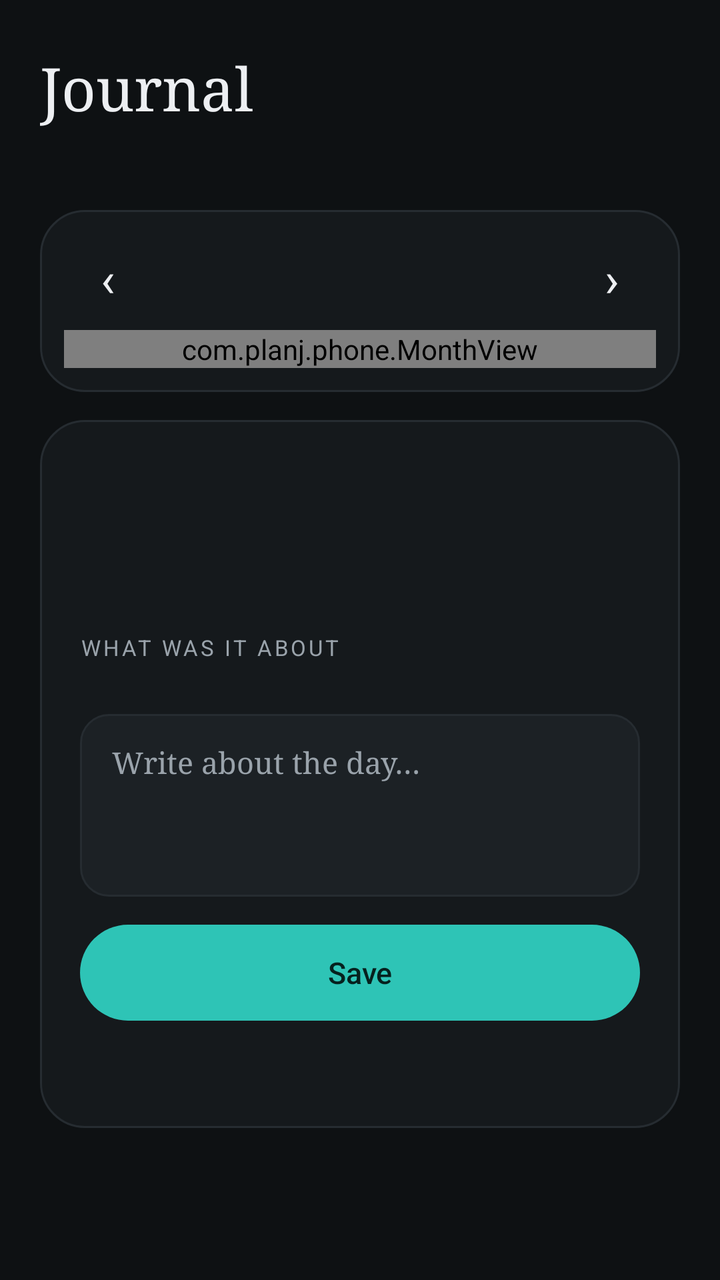
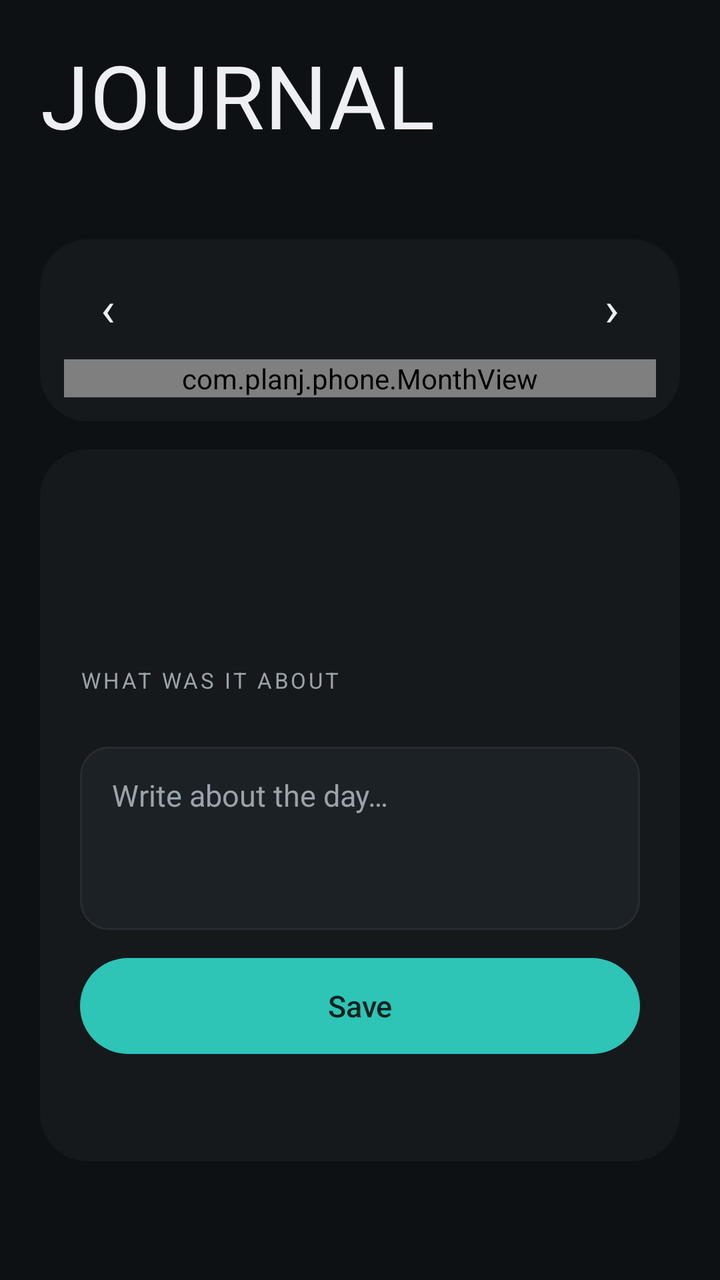

An Android layout rendered at two revisions. The XML below is the earlier revision; the diff shows what the commit changed to produce the second picture.
<!-- AndroidManifest.xml: application theme Theme.Planj -->
<!-- res/layout/tab_journal.xml -->
<?xml version="1.0" encoding="utf-8"?>
<ScrollView xmlns:android="http://schemas.android.com/apk/res/android"
    android:layout_width="match_parent"
    android:layout_height="match_parent"
    android:fillViewport="true"
    android:scrollbars="none">

    <LinearLayout
        android:layout_width="match_parent"
        android:layout_height="wrap_content"
        android:orientation="vertical"
        android:paddingHorizontal="20dp"
        android:paddingTop="24dp"
        android:paddingBottom="24dp">

        <TextView
            android:layout_width="wrap_content"
            android:layout_height="wrap_content"
            android:fontFamily="serif"
            android:text="Journal"
            android:textColor="@color/text"
            android:textSize="30sp" />

        <TextView
            android:id="@+id/journal_summary"
            android:layout_width="wrap_content"
            android:layout_height="wrap_content"
            android:layout_marginTop="4dp"
            android:textColor="@color/muted"
            android:textSize="13sp" />

        
        <LinearLayout
            android:layout_width="match_parent"
            android:layout_height="wrap_content"
            android:layout_marginTop="20dp"
            android:background="@drawable/card_bg"
            android:orientation="vertical"
            android:paddingHorizontal="12dp"
            android:paddingVertical="12dp">

            <LinearLayout
                android:layout_width="match_parent"
                android:layout_height="wrap_content"
                android:gravity="center_vertical"
                android:orientation="horizontal">

                <TextView
                    android:id="@+id/month_prev"
                    android:layout_width="44dp"
                    android:layout_height="44dp"
                    android:background="@drawable/btn_text"
                    android:gravity="center"
                    android:text="‹"
                    android:textColor="@color/text"
                    android:textSize="24sp" />

                <TextView
                    android:id="@+id/month_title"
                    android:layout_width="0dp"
                    android:layout_height="wrap_content"
                    android:layout_weight="1"
                    android:fontFamily="sans-serif-medium"
                    android:gravity="center"
                    android:textColor="@color/text"
                    android:textSize="15sp" />

                <TextView
                    android:id="@+id/month_next"
                    android:layout_width="44dp"
                    android:layout_height="44dp"
                    android:background="@drawable/btn_text"
                    android:gravity="center"
                    android:text="›"
                    android:textColor="@color/text"
                    android:textSize="24sp" />
            </LinearLayout>

            <com.planj.phone.MonthView
                android:id="@+id/month"
                android:layout_width="match_parent"
                android:layout_height="wrap_content"
                android:layout_marginTop="4dp" />
        </LinearLayout>

        
        <LinearLayout
            android:layout_width="match_parent"
            android:layout_height="wrap_content"
            android:layout_marginTop="14dp"
            android:background="@drawable/card_bg"
            android:orientation="vertical"
            android:padding="20dp">

            <TextView
                android:id="@+id/entry_title"
                android:layout_width="match_parent"
                android:layout_height="wrap_content"
                android:fontFamily="serif"
                android:textColor="@color/text"
                android:textSize="21sp" />

            <TextView
                android:id="@+id/entry_state"
                android:layout_width="match_parent"
                android:layout_height="wrap_content"
                android:layout_marginTop="3dp"
                android:textColor="@color/muted"
                android:textSize="13sp" />

            <LinearLayout
                android:id="@+id/entry_mood_row"
                android:layout_width="match_parent"
                android:layout_height="wrap_content"
                android:layout_marginTop="18dp"
                android:baselineAligned="false"
                android:orientation="horizontal" />

            <TextView
                android:layout_width="wrap_content"
                android:layout_height="wrap_content"
                android:layout_marginTop="20dp"
                android:letterSpacing="0.12"
                android:text="WHAT WAS IT ABOUT"
                android:textColor="@color/muted"
                android:textSize="11sp" />

            <HorizontalScrollView
                android:layout_width="match_parent"
                android:layout_height="wrap_content"
                android:layout_marginTop="10dp"
                android:scrollbars="none">

                <LinearLayout
                    android:id="@+id/tags"
                    android:layout_width="wrap_content"
                    android:layout_height="wrap_content"
                    android:orientation="horizontal" />
            </HorizontalScrollView>

            <EditText
                android:id="@+id/entry_note"
                android:layout_width="match_parent"
                android:layout_height="wrap_content"
                android:layout_marginTop="16dp"
                android:background="@drawable/field_bg"
                android:fontFamily="serif"
                android:gravity="top"
                android:hint="Write about the day…"
                android:importantForAutofill="no"
                android:inputType="textCapSentences|textMultiLine"
                android:lineSpacingExtra="4dp"
                android:minLines="3"
                android:paddingHorizontal="16dp"
                android:paddingVertical="14dp"
                android:textColor="@color/text"
                android:textColorHint="@color/muted"
                android:textCursorDrawable="@null"
                android:textSize="15sp" />

            <Button
                android:id="@+id/entry_save"
                style="?android:attr/borderlessButtonStyle"
                android:layout_width="match_parent"
                android:layout_height="48dp"
                android:layout_marginTop="14dp"
                android:background="@drawable/btn_primary"
                android:fontFamily="sans-serif-medium"
                android:text="Save"
                android:textAllCaps="false"
                android:textColor="@color/on_accent"
                android:textSize="15sp" />

            <TextView
                android:id="@+id/entry_usage"
                android:layout_width="match_parent"
                android:layout_height="wrap_content"
                android:layout_marginTop="16dp"
                android:background="@drawable/btn_text"
                android:textColor="@color/muted"
                android:textSize="13sp" />
        </LinearLayout>
    </LinearLayout>
</ScrollView>
<!-- resources referenced by this layout -->
<resources>
  <color name="muted">#9AA3AB</color>
  <color name="on_accent">#06211E</color>
  <color name="text">#EDEFF2</color>
  <!-- drawable btn_primary (drawable) -->
  <?xml version="1.0" encoding="utf-8"?>
  <ripple xmlns:android="http://schemas.android.com/apk/res/android" android:color="@color/ripple">
      <item>
          <selector>
              <item android:state_enabled="false">
                  <shape android:shape="rectangle">
                      <solid android:color="@color/accent_dim" />
                      <corners android:radius="999dp" />
                  </shape>
              </item>
              <item>
                  <shape android:shape="rectangle">
                      <solid android:color="@color/accent" />
                      <corners android:radius="999dp" />
                  </shape>
              </item>
          </selector>
      </item>
  </ripple>
  <!-- drawable btn_text (drawable) -->
  <?xml version="1.0" encoding="utf-8"?>
  <ripple xmlns:android="http://schemas.android.com/apk/res/android" android:color="@color/ripple">
      <item>
          <shape android:shape="rectangle">
              <solid android:color="#00000000" />
              <corners android:radius="999dp" />
          </shape>
      </item>
  </ripple>
  <!-- drawable card_bg (drawable) -->
  <?xml version="1.0" encoding="utf-8"?>
  <shape xmlns:android="http://schemas.android.com/apk/res/android" android:shape="rectangle">
      <solid android:color="@color/surface" />
      <corners android:radius="22dp" />
      <stroke android:width="1dp" android:color="@color/border" />
  </shape>
  <!-- drawable field_bg (drawable) -->
  <?xml version="1.0" encoding="utf-8"?>
  <selector xmlns:android="http://schemas.android.com/apk/res/android">
      <item android:state_focused="true">
          <shape android:shape="rectangle">
              <solid android:color="@color/surface_alt" />
              <corners android:radius="14dp" />
              <stroke android:width="1.5dp" android:color="@color/accent" />
          </shape>
      </item>
      <item>
          <shape android:shape="rectangle">
              <solid android:color="@color/surface_alt" />
              <corners android:radius="14dp" />
              <stroke android:width="1dp" android:color="@color/border" />
          </shape>
      </item>
  </selector>
  <style name="Theme.Planj" parent="@android:style/Theme.Material.NoActionBar">
          <item name="android:windowBackground">@color/bg</item>
          <item name="android:colorAccent">@color/accent</item>
          <item name="android:statusBarColor">@color/bg</item>
          <item name="android:navigationBarColor">@color/bg</item>
          <item name="android:textColorPrimary">@color/text</item>
          <item name="android:textColorSecondary">@color/muted</item>
          <item name="android:textColorHint">@color/muted</item>
      </style>
  <color name="ripple">#22FFFFFF</color>
  <color name="accent_dim">#1F5F5A</color>
  <color name="accent">#2EC4B6</color>
  <color name="surface">#15191C</color>
  <color name="border">#262C31</color>
  <color name="surface_alt">#1C2125</color>
  <color name="bg">#0E1113</color>
</resources>

<!-- the commit's change to res/layout/tab_journal.xml (unified diff, before → after) -->
@@ -14,12 +14,8 @@
         android:paddingBottom="24dp">
 
         <TextView
-            android:layout_width="wrap_content"
-            android:layout_height="wrap_content"
-            android:fontFamily="serif"
-            android:text="Journal"
-            android:textColor="@color/text"
-            android:textSize="30sp" />
+            style="@style/Display.XL"
+            android:text="Journal" />
 
         <TextView
             android:id="@+id/journal_summary"
@@ -27,7 +23,7 @@
             android:layout_height="wrap_content"
             android:layout_marginTop="4dp"
             android:textColor="@color/muted"
-            android:textSize="13sp" />
+            android:textSize="15sp" />
 
         
         <LinearLayout
@@ -96,9 +92,9 @@
                 android:id="@+id/entry_title"
                 android:layout_width="match_parent"
                 android:layout_height="wrap_content"
-                android:fontFamily="serif"
+                android:fontFamily="sans-serif-medium"
                 android:textColor="@color/text"
-                android:textSize="21sp" />
+                android:textSize="22sp" />
 
             <TextView
                 android:id="@+id/entry_state"
@@ -144,7 +140,6 @@
                 android:layout_height="wrap_content"
                 android:layout_marginTop="16dp"
                 android:background="@drawable/field_bg"
-                android:fontFamily="serif"
                 android:gravity="top"
                 android:hint="Write about the day…"
                 android:importantForAutofill="no"
<!-- resource entries referenced after the edit -->
@@ -37,8 +37,7 @@
   <?xml version="1.0" encoding="utf-8"?>
   <shape xmlns:android="http://schemas.android.com/apk/res/android" android:shape="rectangle">
       <solid android:color="@color/surface" />
-      <corners android:radius="22dp" />
-      <stroke android:width="1dp" android:color="@color/border" />
+      <corners android:radius="24dp" />
   </shape>
   <!-- drawable field_bg (drawable) -->
   <?xml version="1.0" encoding="utf-8"?>
@@ -58,6 +57,9 @@
           </shape>
       </item>
   </selector>
+  <style name="Display.XL">
+          <item name="android:textSize">44sp</item>
+      </style>
   <style name="Theme.Planj" parent="@android:style/Theme.Material.NoActionBar">
           <item name="android:windowBackground">@color/bg</item>
           <item name="android:colorAccent">@color/accent</item>
@@ -66,6 +68,7 @@
           <item name="android:textColorPrimary">@color/text</item>
           <item name="android:textColorSecondary">@color/muted</item>
           <item name="android:textColorHint">@color/muted</item>
+          <item name="android:windowAnimationStyle">@style/PageTransitions</item>
       </style>
   <color name="ripple">#22FFFFFF</color>
   <color name="accent_dim">#1F5F5A</color>
@@ -74,5 +77,11 @@
   <color name="border">#262C31</color>
   <color name="surface_alt">#1C2125</color>
   <color name="bg">#0E1113</color>
+  <style name="PageTransitions" parent="@android:style/Animation.Activity">
+          <item name="android:activityOpenEnterAnimation">@anim/slide_in_right</item>
+          <item name="android:activityOpenExitAnimation">@anim/slide_out_left</item>
+          <item name="android:activityCloseEnterAnimation">@anim/slide_in_left</item>
+          <item name="android:activityCloseExitAnimation">@anim/slide_out_right</item>
+      </style>
 </resources>
 
